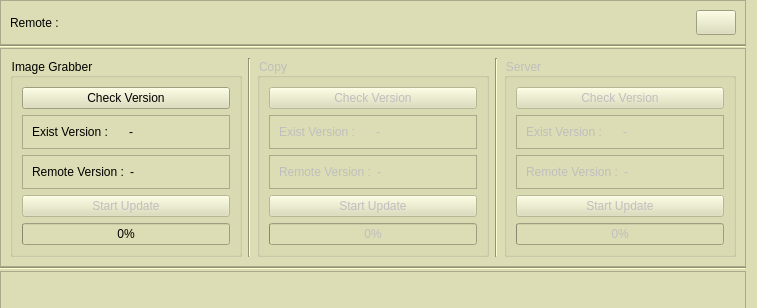
Qt form UIFiles/updateUI.ui (amirhossein-mlkz/railProject_imageCopy) before a commit.
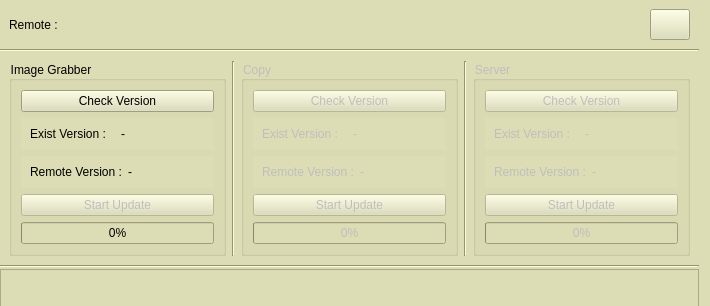
The same form after that commit. Icons and pictures are not drawn.

The edit to the form file:
```diff
--- a/UIFiles/updateUI.ui
+++ b/UIFiles/updateUI.ui
@@ -6,8 +6,8 @@
    <rect>
     <x>0</x>
     <y>0</y>
-    <width>757</width>
-    <height>308</height>
+    <width>710</width>
+    <height>306</height>
    </rect>
   </property>
   <property name="windowTitle">
@@ -32,7 +32,7 @@
    <item>
     <widget class="QFrame" name="topFrame">
      <property name="frameShape">
-      <enum>QFrame::StyledPanel</enum>
+      <enum>QFrame::NoFrame</enum>
      </property>
      <property name="frameShadow">
       <enum>QFrame::Raised</enum>
@@ -117,7 +117,7 @@
       </size>
      </property>
      <property name="frameShape">
-      <enum>QFrame::StyledPanel</enum>
+      <enum>QFrame::NoFrame</enum>
      </property>
      <property name="frameShadow">
       <enum>QFrame::Raised</enum>
@@ -145,7 +145,7 @@
          <item>
           <widget class="QFrame" name="frame_3">
            <property name="frameShape">
-            <enum>QFrame::StyledPanel</enum>
+            <enum>QFrame::NoFrame</enum>
            </property>
            <property name="frameShadow">
             <enum>QFrame::Raised</enum>
@@ -171,7 +171,7 @@
          <item>
           <widget class="QFrame" name="frame">
            <property name="frameShape">
-            <enum>QFrame::StyledPanel</enum>
+            <enum>QFrame::NoFrame</enum>
            </property>
            <property name="frameShadow">
             <enum>QFrame::Raised</enum>
@@ -246,7 +246,7 @@
          <item>
           <widget class="QFrame" name="frame_7">
            <property name="frameShape">
-            <enum>QFrame::StyledPanel</enum>
+            <enum>QFrame::NoFrame</enum>
            </property>
            <property name="frameShadow">
             <enum>QFrame::Raised</enum>
@@ -272,7 +272,7 @@
          <item>
           <widget class="QFrame" name="frame_8">
            <property name="frameShape">
-            <enum>QFrame::StyledPanel</enum>
+            <enum>QFrame::NoFrame</enum>
            </property>
            <property name="frameShadow">
             <enum>QFrame::Raised</enum>
@@ -344,7 +344,7 @@
          <item>
           <widget class="QFrame" name="frame_9">
            <property name="frameShape">
-            <enum>QFrame::StyledPanel</enum>
+            <enum>QFrame::NoFrame</enum>
            </property>
            <property name="frameShadow">
             <enum>QFrame::Raised</enum>
@@ -370,7 +370,7 @@
          <item>
           <widget class="QFrame" name="frame_10">
            <property name="frameShape">
-            <enum>QFrame::StyledPanel</enum>
+            <enum>QFrame::NoFrame</enum>
            </property>
            <property name="frameShadow">
             <enum>QFrame::Raised</enum>
```
